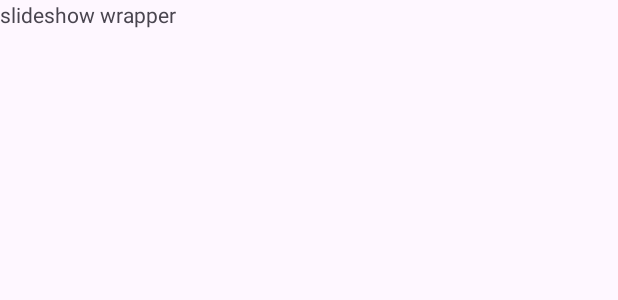
After one commit to prithaxx/CodeLingo, an Android app: the layout activity_slide_show_wrapper.xml on its own in the app's theme, with its tools: preview values and no code run, on a phone screen of 412 x 824 dp. The commit adds this screen. Shown: the top 300 px of the screen. Run offline under Robolectric (Android 15) with nearby library versions, the phone set to English and light mode, and no system bars.

Commit message:
Created Course view Skeleton

```diff
--- a/app/build.gradle.kts
+++ b/app/build.gradle.kts
@@ -29,6 +29,9 @@ android {
         sourceCompatibility = JavaVersion.VERSION_1_8
         targetCompatibility = JavaVersion.VERSION_1_8
     }
+    buildFeatures {
+        viewBinding = true
+    }
 }
 
 dependencies {
@@ -36,6 +39,8 @@ dependencies {
     implementation("androidx.appcompat:appcompat:1.6.1")
     implementation("com.google.android.material:material:1.11.0")
     implementation("androidx.constraintlayout:constraintlayout:2.1.4")
+    implementation("androidx.legacy:legacy-support-v4:1.0.0")
+    implementation("androidx.recyclerview:recyclerview:1.3.0")
     testImplementation("junit:junit:4.13.2")
     androidTestImplementation("androidx.test.ext:junit:1.1.5")
     androidTestImplementation("androidx.test.espresso:espresso-core:3.5.1")
--- /dev/null
+++ b/app/src/main/java/CodeLinguists/codelingo/exceptions/AccountNotFoundException.java
@@ -0,0 +1,4 @@
+package CodeLinguists.codelingo.exceptions;
+
+public class AccountNotFoundException extends RuntimeException{
+}
--- a/app/src/main/java/CodeLinguists/codelingo/ui/ChapterView.java
+++ b/app/src/main/java/CodeLinguists/codelingo/ui/cont_ChapterSummary.java
@@ -6,11 +6,11 @@ import android.os.Bundle;
 
 import CodeLinguists.codelingo.R;
 
-public class ChapterView extends AppCompatActivity {
+public class cont_ChapterSummary extends AppCompatActivity {
 
     @Override
     protected void onCreate(Bundle savedInstanceState) {
         super.onCreate(savedInstanceState);
-        setContentView(R.layout.activity_chapter_view);
+        setContentView(R.layout.activity_chapter_summary);
     }
 }
--- /dev/null
+++ b/app/src/main/res/layout/activity_slide_show_wrapper.xml
@@ -0,0 +1,16 @@
+<?xml version="1.0" encoding="utf-8"?>
+<androidx.constraintlayout.widget.ConstraintLayout xmlns:android="http://schemas.android.com/apk/res/android"
+    xmlns:app="http://schemas.android.com/apk/res-auto"
+    xmlns:tools="http://schemas.android.com/tools"
+    android:layout_width="match_parent"
+    android:layout_height="match_parent"
+    tools:context=".ui.view_SlideShowWrapper">
+
+    <TextView
+        android:id="@+id/placeholder"
+        android:layout_width="wrap_content"
+        android:layout_height="wrap_content"
+        android:text="slideshow wrapper"
+        tools:layout_editor_absoluteX="7dp"
+        tools:layout_editor_absoluteY="13dp" />
+</androidx.constraintlayout.widget.ConstraintLayout>
--- /dev/null
+++ b/app/src/main/res/values/dimens.xml
@@ -0,0 +1,4 @@
+<?xml version="1.0" encoding="utf-8"?>
+<resources>
+    <dimen name="text_margin">16dp</dimen>
+</resources>
```
Also changed, not shown: app/src/main/AndroidManifest.xml (+9 -3 lines), app/src/main/java/CodeLinguists/codelingo/logic/IChapterHandler.java (added, +12 -0 lines), app/src/main/java/CodeLinguists/codelingo/logic/ICourseHandler.java (added, +15 -0 lines), app/src/main/java/CodeLinguists/codelingo/logic/ISlideShowHandler.java (added, +10 -0 lines), app/src/main/java/CodeLinguists/codelingo/persistence/IChapterData.java (added, +11 -0 lines), app/src/main/java/CodeLinguists/codelingo/persistence/ICourseData.java (added, +9 -0 lines), app/src/main/java/CodeLinguists/codelingo/ui/placeholder/PlaceholderContent.java (added, +72 -0 lines), app/src/main/java/CodeLinguists/codelingo/ui/view_CourseOverview.java (added, +16 -0 lines), app/src/main/java/CodeLinguists/codelingo/ui/view_SlideShowWrapper.java (added, +20 -0 lines), app/src/main/res/layout/activity_chapter_summary.xml (added, +17 -0 lines), app/src/main/res/layout/activity_course_overview.xml (renamed from app/src/main/res/layout/activity_chapter_view.xml, +8 -1 lines).
